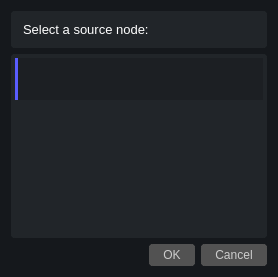
Qt form YCLViewer/nodeselectwindow.ui (nothanley/YukesCloth-DEV) before a commit.
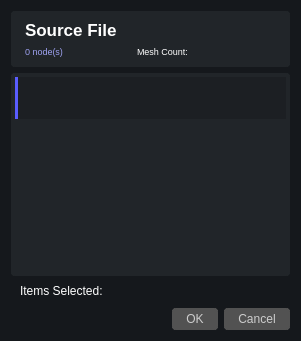
The same form after that commit. Icons and pictures are not drawn.

Diff of the .ui file:
```diff
--- a/YCLViewer/nodeselectwindow.ui
+++ b/YCLViewer/nodeselectwindow.ui
@@ -6,8 +6,8 @@
    <rect>
     <x>0</x>
     <y>0</y>
-    <width>278</width>
-    <height>277</height>
+    <width>301</width>
+    <height>341</height>
    </rect>
   </property>
   <property name="windowTitle">
@@ -111,71 +111,7 @@
 </string>
   </property>
   <layout class="QGridLayout" name="gridLayout">
-   <item row="1" column="0">
-    <widget class="QFrame" name="frame">
-     <property name="styleSheet">
-      <string notr="true">
-QFrame{
-	border: 4px solid rgb(33, 37, 41);
-	background-color: rgb(33, 37, 41);
-	border-radius: 4px;
-	alternate-background-color: rgba(0, 0, 0,25);
-}</string>
-     </property>
-     <property name="frameShape">
-      <enum>QFrame::StyledPanel</enum>
-     </property>
-     <property name="frameShadow">
-      <enum>QFrame::Raised</enum>
-     </property>
-     <layout class="QHBoxLayout" name="horizontalLayout">
-      <property name="spacing">
-       <number>2</number>
-      </property>
-      <property name="leftMargin">
-       <number>2</number>
-      </property>
-      <property name="topMargin">
-       <number>2</number>
-      </property>
-      <property name="rightMargin">
-       <number>2</number>
-      </property>
-      <property name="bottomMargin">
-       <number>2</number>
-      </property>
-      <item>
-       <widget class="QLabel" name="Label">
-        <property name="minimumSize">
-         <size>
-          <width>0</width>
-          <height>25</height>
-         </size>
-        </property>
-        <property name="font">
-         <font>
-          <family>Segoe UI</family>
-          <pointsize>10</pointsize>
-          <weight>50</weight>
-          <italic>false</italic>
-          <bold>false</bold>
-         </font>
-        </property>
-        <property name="text">
-         <string>Select a source node:</string>
-        </property>
-        <property name="alignment">
-         <set>Qt::AlignLeading|Qt::AlignLeft|Qt::AlignVCenter</set>
-        </property>
-        <property name="indent">
-         <number>2</number>
-        </property>
-       </widget>
-      </item>
-     </layout>
-    </widget>
-   </item>
-   <item row="3" column="0">
+   <item row="7" column="0">
     <widget class="QDialogButtonBox" name="buttonBox">
      <property name="font">
       <font>
@@ -215,7 +151,38 @@
      </property>
     </widget>
    </item>
-   <item row="2" column="0">
+   <item row="6" column="0">
+    <widget class="QWidget" name="widget" native="true">
+     <property name="minimumSize">
+      <size>
+       <width>0</width>
+       <height>2</height>
+      </size>
+     </property>
+     <property name="maximumSize">
+      <size>
+       <width>16777215</width>
+       <height>31</height>
+      </size>
+     </property>
+     <layout class="QHBoxLayout" name="horizontalLayout_2">
+      <property name="topMargin">
+       <number>2</number>
+      </property>
+      <property name="bottomMargin">
+       <number>4</number>
+      </property>
+      <item>
+       <widget class="QLabel" name="lineCount">
+        <property name="text">
+         <string>Items Selected:</string>
+        </property>
+       </widget>
+      </item>
+     </layout>
+    </widget>
+   </item>
+   <item row="4" column="0">
     <widget class="QListWidget" name="listWidget">
      <property name="focusPolicy">
       <enum>Qt::NoFocus</enum>
@@ -233,7 +200,7 @@
 
 QListWidget::item:selected{
 	color: rgba(255, 255, 255, 0);
-	background-color: rgba(80,80,160,110);
+	background-color: rgba(90,90,120,130);
 	border: 3px solid rgb(90, 93, 255);
 	border-top: 0px;
 	border-bottom: 0px;
@@ -298,6 +265,158 @@
      </item>
     </widget>
    </item>
+   <item row="1" column="0">
+    <widget class="QFrame" name="frame">
+     <property name="styleSheet">
+      <string notr="true">
+QWidget{
+	border: 4px solid rgb(33, 37, 41);
+	background-color: rgb(33, 37, 41);
+	border-radius: 4px;
+	alternate-background-color: rgba(0, 0, 0,25);
+}</string>
+     </property>
+     <property name="frameShape">
+      <enum>QFrame::StyledPanel</enum>
+     </property>
+     <property name="frameShadow">
+      <enum>QFrame::Raised</enum>
+     </property>
+     <layout class="QHBoxLayout" name="horizontalLayout">
+      <property name="spacing">
+       <number>2</number>
+      </property>
+      <property name="leftMargin">
+       <number>0</number>
+      </property>
+      <property name="topMargin">
+       <number>2</number>
+      </property>
+      <property name="rightMargin">
+       <number>2</number>
+      </property>
+      <property name="bottomMargin">
+       <number>2</number>
+      </property>
+      <item>
+       <widget class="QWidget" name="widget_2" native="true">
+        <layout class="QVBoxLayout" name="verticalLayout">
+         <property name="spacing">
+          <number>0</number>
+         </property>
+         <property name="leftMargin">
+          <number>4</number>
+         </property>
+         <property name="topMargin">
+          <number>0</number>
+         </property>
+         <property name="bottomMargin">
+          <number>0</number>
+         </property>
+         <item>
+          <widget class="QLabel" name="fileLabel">
+           <property name="minimumSize">
+            <size>
+             <width>0</width>
+             <height>25</height>
+            </size>
+           </property>
+           <property name="font">
+            <font>
+             <family>Segoe UI</family>
+             <pointsize>13</pointsize>
+             <weight>75</weight>
+             <italic>false</italic>
+             <bold>true</bold>
+            </font>
+           </property>
+           <property name="text">
+            <string>Source File</string>
+           </property>
+           <property name="alignment">
+            <set>Qt::AlignLeading|Qt::AlignLeft|Qt::AlignVCenter</set>
+           </property>
+           <property name="indent">
+            <number>2</number>
+           </property>
+          </widget>
+         </item>
+         <item>
+          <widget class="QWidget" name="widget_3" native="true">
+           <layout class="QHBoxLayout" name="horizontalLayout_3">
+            <property name="spacing">
+             <number>0</number>
+            </property>
+            <property name="leftMargin">
+             <number>0</number>
+            </property>
+            <property name="topMargin">
+             <number>0</number>
+            </property>
+            <property name="rightMargin">
+             <number>0</number>
+            </property>
+            <property name="bottomMargin">
+             <number>0</number>
+            </property>
+            <item>
+             <widget class="QLabel" name="nodeLabel">
+              <property name="font">
+               <font>
+                <pointsize>7</pointsize>
+               </font>
+              </property>
+              <property name="styleSheet">
+               <string notr="true">color: rgb(158, 162, 242);</string>
+              </property>
+              <property name="text">
+               <string>0 node(s)</string>
+              </property>
+             </widget>
+            </item>
+            <item>
+             <widget class="QLabel" name="meshLabel">
+              <property name="font">
+               <font>
+                <pointsize>7</pointsize>
+               </font>
+              </property>
+              <property name="text">
+               <string>Mesh Count:</string>
+              </property>
+             </widget>
+            </item>
+           </layout>
+          </widget>
+         </item>
+        </layout>
+       </widget>
+      </item>
+      <item>
+       <widget class="QLabel" name="label">
+        <property name="maximumSize">
+         <size>
+          <width>30</width>
+          <height>30</height>
+         </size>
+        </property>
+        <property name="text">
+         <string/>
+        </property>
+        <property name="pixmap">
+         <pixmap resource="icons.qrc">:/icons/Icons/menu.png</pixmap>
+        </property>
+        <property name="scaledContents">
+         <bool>true</bool>
+        </property>
+        <property name="alignment">
+         <set>Qt::AlignCenter</set>
+        </property>
+       </widget>
+      </item>
+     </layout>
+    </widget>
+   </item>
   </layout>
  </widget>
  <resources/>
```
Left out of the diff: 7 changed lines with no effect on the pictures.
